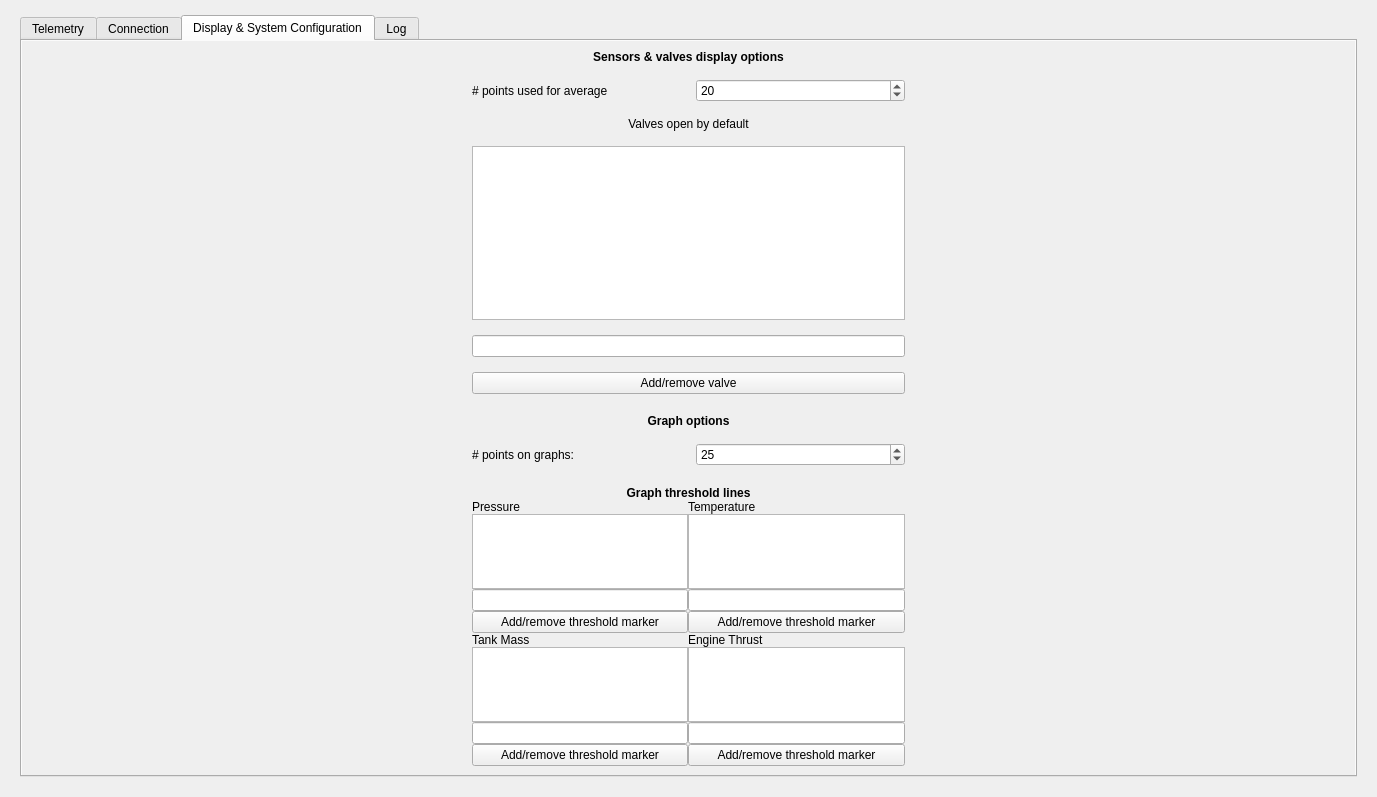
The window that main_window/ui/form.ui (CarletonURocketry/hybrid-engine-ui) describes before a commit, drawn with Qt 5.
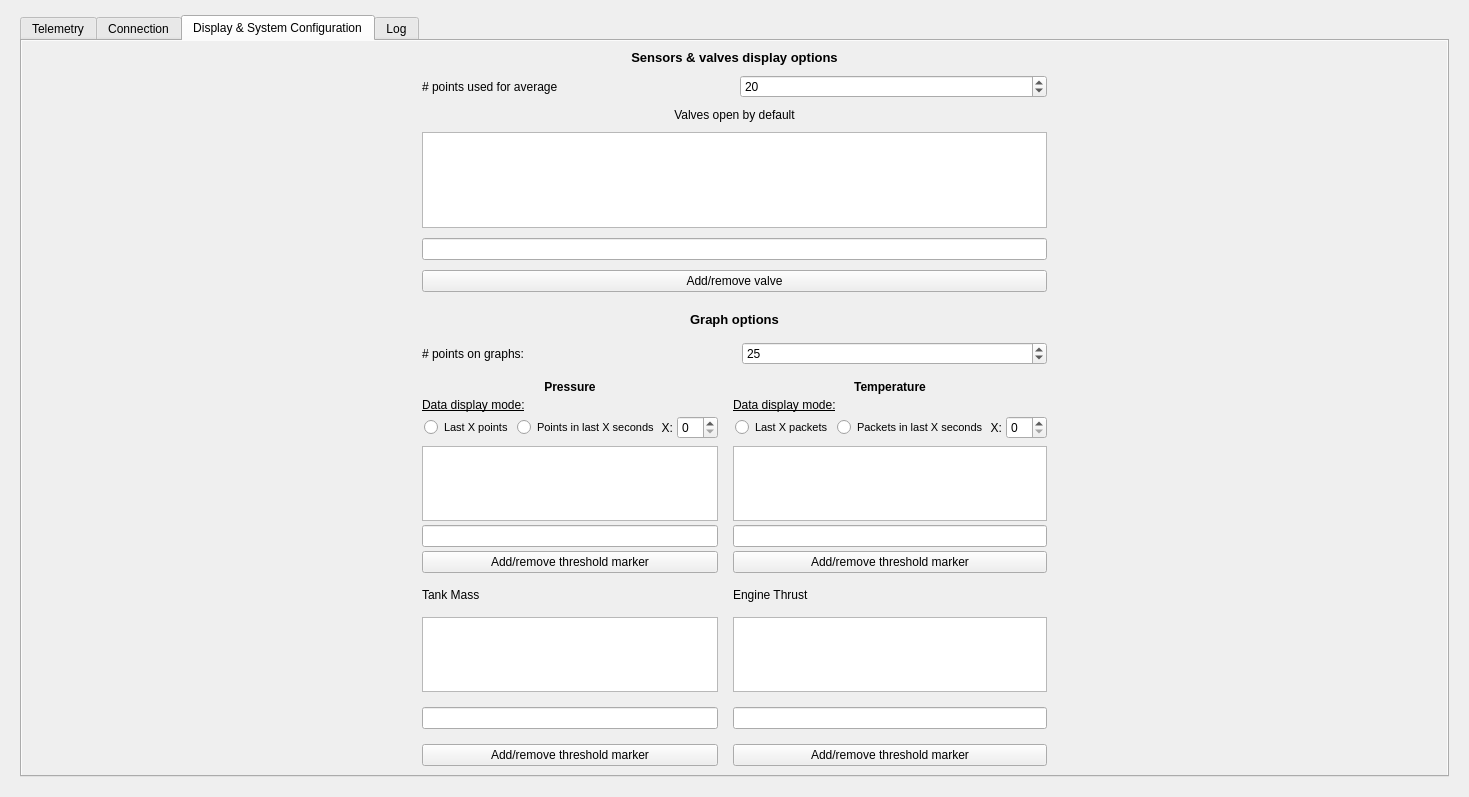
The same window after the commit. Icons and pictures are not drawn. Custom widgets are drawn as their Qt base class.

Commit message: Start working on individual graph configurations

Patch:
```diff
--- a/main_window/ui/form.ui
+++ b/main_window/ui/form.ui
@@ -638,20 +638,21 @@
         <number>20</number>
        </property>
        <property name="leftMargin">
-        <number>450</number>
+        <number>400</number>
        </property>
        <property name="rightMargin">
-        <number>450</number>
+        <number>400</number>
        </property>
        <item row="0" column="0" colspan="2">
         <layout class="QVBoxLayout" name="sensorDisplayOptionsLayout">
          <property name="spacing">
-          <number>15</number>
+          <number>10</number>
          </property>
          <item>
           <widget class="QLabel" name="sensorDisplayOptionsLabel">
            <property name="font">
             <font>
+             <pointsize>10</pointsize>
              <bold>true</bold>
             </font>
            </property>
@@ -725,6 +726,7 @@
           <widget class="QLabel" name="graphOptionsLabel">
            <property name="font">
             <font>
+             <pointsize>10</pointsize>
              <bold>true</bold>
             </font>
            </property>
@@ -763,11 +765,9 @@
            </item>
           </layout>
          </item>
-        </layout>
-       </item>
-       <item row="2" column="0" colspan="2">
-        <layout class="QGridLayout" name="graphThresholdLinesLayout">
-         <item row="2" column="0">
+         <item>
+          <layout class="QGridLayout" name="graphOptionsLayout_2">
+           <item row="1" column="0">
           <layout class="QVBoxLayout" name="tankMassThresholdLayout">
            <item>
             <widget class="QLabel" name="tankMassThresholdLabel">
@@ -818,56 +818,6 @@
           </layout>
          </item>
          <item row="1" column="1">
-          <layout class="QVBoxLayout" name="temperatureThresholdLayout">
-           <item>
-            <widget class="QLabel" name="temperatureThresholdLabel">
-             <property name="text">
-              <string>Temperature</string>
-             </property>
-            </widget>
-           </item>
-           <item>
-            <widget class="QListWidget" name="temperatureThresholdList">
-             <property name="sizePolicy">
-              <sizepolicy hsizetype="Expanding" vsizetype="Fixed">
-               <horstretch>0</horstretch>
-               <verstretch>0</verstretch>
-              </sizepolicy>
-             </property>
-             <property name="maximumSize">
-              <size>
-               <width>16777215</width>
-               <height>75</height>
-              </size>
-             </property>
-            </widget>
-           </item>
-           <item>
-            <widget class="QLineEdit" name="temperatureThresholdInput">
-             <property name="sizePolicy">
-              <sizepolicy hsizetype="Expanding" vsizetype="Fixed">
-               <horstretch>0</horstretch>
-               <verstretch>0</verstretch>
-              </sizepolicy>
-             </property>
-            </widget>
-           </item>
-           <item>
-            <widget class="QPushButton" name="temperatureThresholdButton">
-             <property name="sizePolicy">
-              <sizepolicy hsizetype="Expanding" vsizetype="Fixed">
-               <horstretch>0</horstretch>
-               <verstretch>0</verstretch>
-              </sizepolicy>
-             </property>
-             <property name="text">
-              <string>Add/remove threshold marker</string>
-             </property>
-            </widget>
-           </item>
-          </layout>
-         </item>
-         <item row="2" column="1">
           <layout class="QVBoxLayout" name="engineThrustThreshold">
            <item>
             <widget class="QLabel" name="engineThrustThresholdLabel">
@@ -917,15 +867,217 @@
            </item>
           </layout>
          </item>
-         <item row="1" column="0">
-          <layout class="QVBoxLayout" name="pressureThresholdLayot">
+           <item row="0" column="1">
+            <layout class="QVBoxLayout" name="temperatureGraphOptionsLayout">
+             <property name="spacing">
+              <number>4</number>
+             </property>
+             <item>
+              <widget class="QLabel" name="temperatureThresholdLabel">
+               <property name="font">
+                <font>
+                 <bold>true</bold>
+                </font>
+               </property>
+               <property name="text">
+                <string>Temperature</string>
+               </property>
+               <property name="alignment">
+                <set>Qt::AlignmentFlag::AlignCenter</set>
+               </property>
+              </widget>
+             </item>
+             <item>
+              <widget class="QLabel" name="label_2">
+               <property name="font">
+                <font>
+                 <underline>true</underline>
+                </font>
+               </property>
+               <property name="text">
+                <string>Data display mode:</string>
+               </property>
+              </widget>
+             </item>
+             <item>
+              <layout class="QHBoxLayout" name="horizontalLayout_4">
+               <property name="bottomMargin">
+                <number>3</number>
+               </property>
+               <item>
+                <widget class="QRadioButton" name="radioButton_4">
+                 <property name="font">
+                  <font>
+                   <pointsize>8</pointsize>
+                  </font>
+                 </property>
+                 <property name="styleSheet">
+                  <string notr="true">margin: 1px 2px</string>
+                 </property>
+                 <property name="text">
+                  <string>Last X packets</string>
+                 </property>
+                </widget>
+               </item>
+               <item>
+                <widget class="QRadioButton" name="radioButton_3">
+                 <property name="font">
+                  <font>
+                   <pointsize>8</pointsize>
+                  </font>
+                 </property>
+                 <property name="styleSheet">
+                  <string notr="true">margin: 1px 2px</string>
+                 </property>
+                 <property name="text">
+                  <string>Packets in last X seconds</string>
+                 </property>
+                </widget>
+               </item>
+               <item>
+                <widget class="QLabel" name="label_4">
+                 <property name="text">
+                  <string>X:</string>
+                 </property>
+                 <property name="alignment">
+                  <set>Qt::AlignmentFlag::AlignRight|Qt::AlignmentFlag::AlignTrailing|Qt::AlignmentFlag::AlignVCenter</set>
+                 </property>
+                </widget>
+               </item>
+               <item>
+                <widget class="QSpinBox" name="spinBox_2"/>
+               </item>
+              </layout>
+             </item>
+             <item>
+              <widget class="QListWidget" name="temperatureThresholdList">
+               <property name="sizePolicy">
+                <sizepolicy hsizetype="Expanding" vsizetype="Fixed">
+                 <horstretch>0</horstretch>
+                 <verstretch>0</verstretch>
+                </sizepolicy>
+               </property>
+               <property name="maximumSize">
+                <size>
+                 <width>16777215</width>
+                 <height>75</height>
+                </size>
+               </property>
+              </widget>
+             </item>
+             <item>
+              <widget class="QLineEdit" name="temperatureThresholdInput">
+               <property name="sizePolicy">
+                <sizepolicy hsizetype="Expanding" vsizetype="Fixed">
+                 <horstretch>0</horstretch>
+                 <verstretch>0</verstretch>
+                </sizepolicy>
+               </property>
+              </widget>
+             </item>
+             <item>
+              <widget class="QPushButton" name="temperatureThresholdButton">
+               <property name="sizePolicy">
+                <sizepolicy hsizetype="Expanding" vsizetype="Fixed">
+                 <horstretch>0</horstretch>
+                 <verstretch>0</verstretch>
+                </sizepolicy>
+               </property>
+               <property name="text">
+                <string>Add/remove threshold marker</string>
+               </property>
+              </widget>
+             </item>
+            </layout>
+           </item>
+           <item row="0" column="0">
+            <layout class="QVBoxLayout" name="pressureGraphOptionsLayout">
+             <property name="spacing">
+              <number>4</number>
+             </property>
            <item>
             <widget class="QLabel" name="pressureThresholdLabel">
+               <property name="font">
+                <font>
+                 <pointsize>9</pointsize>
+                 <bold>true</bold>
+                </font>
+               </property>
              <property name="text">
               <string>Pressure</string>
              </property>
-            </widget>
-           </item>
+               <property name="alignment">
+                <set>Qt::AlignmentFlag::AlignCenter</set>
+               </property>
+              </widget>
+             </item>
+             <item>
+              <widget class="QLabel" name="label">
+               <property name="font">
+                <font>
+                 <italic>false</italic>
+                 <underline>true</underline>
+                </font>
+               </property>
+               <property name="text">
+                <string>Data display mode:</string>
+               </property>
+              </widget>
+             </item>
+             <item>
+              <layout class="QHBoxLayout" name="horizontalLayout_2">
+               <property name="bottomMargin">
+                <number>3</number>
+               </property>
+               <item>
+                <widget class="QRadioButton" name="radioButton_2">
+                 <property name="font">
+                  <font>
+                   <pointsize>8</pointsize>
+                  </font>
+                 </property>
+                 <property name="styleSheet">
+                  <string notr="true">margin: 1px 2px</string>
+                 </property>
+                 <property name="text">
+                  <string>Last X points</string>
+                 </property>
+                </widget>
+               </item>
+               <item>
+                <widget class="QRadioButton" name="radioButton">
+                 <property name="font">
+                  <font>
+                   <pointsize>8</pointsize>
+                  </font>
+                 </property>
+                 <property name="styleSheet">
+                  <string notr="true">margin: 1px 2px</string>
+                 </property>
+                 <property name="text">
+                  <string>Points in last X seconds</string>
+                 </property>
+                </widget>
+               </item>
+               <item>
+                <widget class="QLabel" name="label_3">
+                 <property name="text">
+                  <string>X:</string>
+                 </property>
+                 <property name="alignment">
+                  <set>Qt::AlignmentFlag::AlignRight|Qt::AlignmentFlag::AlignTrailing|Qt::AlignmentFlag::AlignVCenter</set>
+                 </property>
+                </widget>
+               </item>
+               <item>
+                <widget class="QSpinBox" name="spinBox">
+                 <property name="suffix">
+                  <string/>
+                 </property>
+                </widget>
+               </item>
+              </layout>
+             </item>
            <item>
             <widget class="QListWidget" name="pressureThresholdList">
              <property name="sizePolicy">
@@ -967,20 +1119,7 @@
            </item>
           </layout>
          </item>
-         <item row="0" column="0" colspan="2">
-          <widget class="QLabel" name="graphThresholdLabel">
-           <property name="font">
-            <font>
-             <bold>true</bold>
-            </font>
-           </property>
-           <property name="text">
-            <string>Graph threshold lines</string>
-           </property>
-           <property name="alignment">
-            <set>Qt::AlignmentFlag::AlignCenter</set>
-           </property>
-          </widget>
+          </layout>
          </item>
         </layout>
        </item>
```
Left out of the diff: 2 changed lines with no effect on the pictures. Lines whose indentation alone changed are shown as unchanged. The commit also changes 1 other file.
